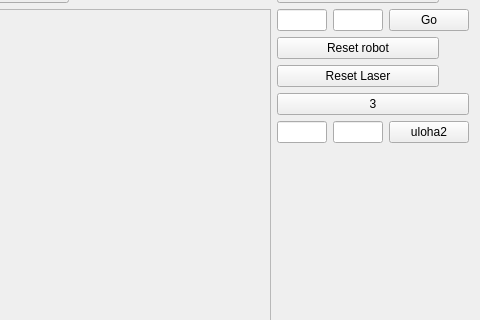
First picture: the form in HMI-main/demoRMR/mainwindow.ui, repository KarolFilipAdam/RMR, before the edit; both pictures show x 340 to 820 and y 103 to 423 of the 820 by 647 pixel window.
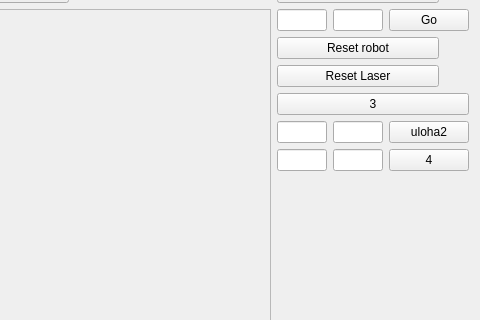
Second picture: the form after the edit.

```diff
--- a/HMI-main/demoRMR/mainwindow.ui
+++ b/HMI-main/demoRMR/mainwindow.ui
@@ -248,6 +248,23 @@
         </item>
        </layout>
       </item>
+      <item>
+       <layout class="QHBoxLayout" name="horizontalLayout_3">
+        <item>
+         <widget class="QLineEdit" name="lineEdit_9"/>
+        </item>
+        <item>
+         <widget class="QLineEdit" name="lineEdit_10"/>
+        </item>
+        <item>
+         <widget class="QPushButton" name="pushButton_13">
+          <property name="text">
+           <string>4</string>
+          </property>
+         </widget>
+        </item>
+       </layout>
+      </item>
       <item>
        <spacer name="verticalSpacer">
         <property name="orientation">
```
